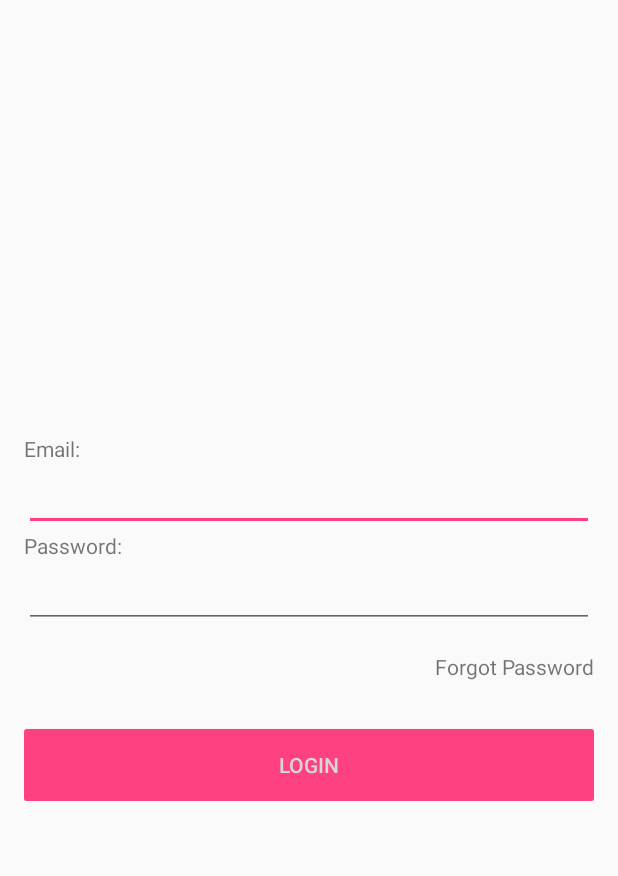
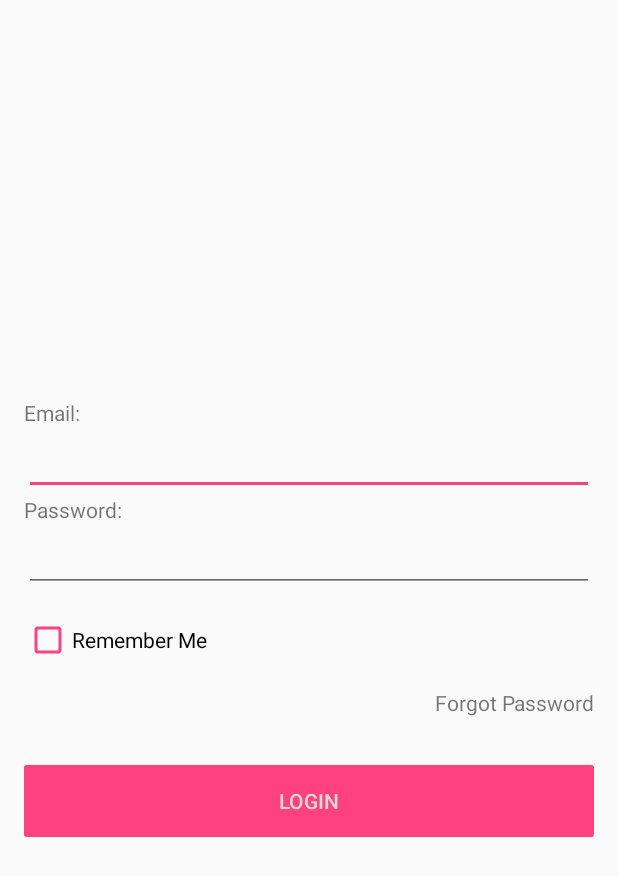
Before and after one commit to cherriewang/cs310-parkhere, an Android app: the LoginActivity screen opened directly, with no data from a screen before it, on a phone screen of 412 x 824 dp. Shown: the top 876 px of the screen. Run offline under Robolectric (Android 15) with nearby library versions, the phone set to English and light mode, and no system bars; our stand-ins replace Firebase (no records; nobody signed in at launch, a user with empty details on screens opened directly); libraries missing offline, so code that uses them is left out: com.facebook.drawee; 2 statements that could not run were skipped.

Commit message:
implemented remember me code for login and fixed settings log out code to actually go back to welcome

```diff
--- a/ParkHere/app/src/main/java/itp341/wang/cherrie/parkhere/LoginActivity.java
+++ b/ParkHere/app/src/main/java/itp341/wang/cherrie/parkhere/LoginActivity.java
@@ -1,6 +1,7 @@
 package itp341.wang.cherrie.parkhere;
 
 import android.content.Intent;
+import android.content.SharedPreferences;
 import android.net.Uri;
 import android.os.AsyncTask;
 import android.support.annotation.NonNull;
@@ -9,6 +10,8 @@ import android.os.Bundle;
 import android.util.Log;
 import android.view.View;
 import android.widget.Button;
+import android.widget.CheckBox;
+import android.widget.CompoundButton;
 import android.widget.EditText;
 import android.widget.TextView;
 import android.widget.Toast;
@@ -38,6 +41,7 @@ public class LoginActivity extends AppCompatActivity {
     private EditText emailEditText;
     private EditText passwordEditText;
     private TextView forgotPassword;
+    private CheckBox rememberCheckBox;
     private User candidateUser;
     private User myUser;
     private FirebaseAuth mAuth;
@@ -48,6 +52,11 @@ public class LoginActivity extends AppCompatActivity {
      */
     private GoogleApiClient client;
 
+    private boolean isRemember = false;
+
+    public static final String PREFS_NAME = "MyPrefsFile";
+    private static final String PREF_USERNAME = "username";
+    private static final String PREF_PASSWORD = "password";
 
     @Override
     protected void onCreate(Bundle savedInstanceState) {
@@ -67,7 +76,18 @@ public class LoginActivity extends AppCompatActivity {
         passwordEditText = (EditText) findViewById(R.id.editTextPass);
         forgotPassword = (TextView) findViewById(R.id.textForgotPassword);
         enterButton = (Button) findViewById(R.id.buttonEnter);
+        rememberCheckBox = (CheckBox) findViewById(R.id.rememberCheckBox);
         FirebaseAuth.getInstance().signOut();
+
+        SharedPreferences pref = getSharedPreferences(PREFS_NAME,MODE_PRIVATE);
+        String username = pref.getString(PREF_USERNAME, null);
+        String password = pref.getString(PREF_PASSWORD, null);
+
+        if (username != null || password != null) {
+            emailEditText.setText(username);
+            passwordEditText.setText(password);
+            rememberCheckBox.setChecked(true);
+        }
     }
 
     private void listeners() {
@@ -98,7 +118,12 @@ public class LoginActivity extends AppCompatActivity {
                 }
             }
         };
-
+        rememberCheckBox.setOnCheckedChangeListener(new CompoundButton.OnCheckedChangeListener() {
+            @Override
+            public void onCheckedChanged(CompoundButton buttonView, boolean isChecked) {
+                isRemember = isChecked;
+            }
+        });
         SetEnterButtonListener();
         SetForgotPasswordListener();
     }
@@ -120,6 +145,20 @@ public class LoginActivity extends AppCompatActivity {
             //On click function
             public void onClick(View view) {
                 signIn();
+                if(isRemember){
+                    getSharedPreferences(PREFS_NAME, MODE_PRIVATE)
+                            .edit()
+                            .putString(PREF_USERNAME, emailEditText.getText().toString())
+                            .putString(PREF_PASSWORD, passwordEditText.getText().toString())
+                            .commit();
+                }
+                else{
+                    getSharedPreferences(PREFS_NAME, MODE_PRIVATE)
+                            .edit()
+                            .putString(PREF_USERNAME, null)
+                            .putString(PREF_PASSWORD, null)
+                            .commit();
+                }
             }
         });
     }
--- a/ParkHere/app/src/main/java/itp341/wang/cherrie/parkhere/SettingsActivity.java
+++ b/ParkHere/app/src/main/java/itp341/wang/cherrie/parkhere/SettingsActivity.java
@@ -66,7 +66,8 @@ public class SettingsActivity extends AppCompatActivity {
                 // set intent to return to welcome activity
                 Intent welcomeIntent = new Intent(getApplicationContext(), WelcomeActivity.class);
                 setResult(Activity.RESULT_OK, welcomeIntent);
-                finish();
+                //log out code
+                startActivity(welcomeIntent);
             }
         });
 
--- a/ParkHere/app/src/main/res/layout/activity_login.xml
+++ b/ParkHere/app/src/main/res/layout/activity_login.xml
@@ -42,6 +42,13 @@
             android:ems="10"
             android:id="@+id/editTextPass" />
 
+        <CheckBox
+            android:id="@+id/rememberCheckBox"
+            android:layout_width="wrap_content"
+            android:layout_height="wrap_content"
+            android:buttonTint="@color/colorAccent"
+            android:layout_marginTop="16dp"
+            android:text="Remember Me"/>
 
         <TextView
             android:text="@string/forgot_password"
```
